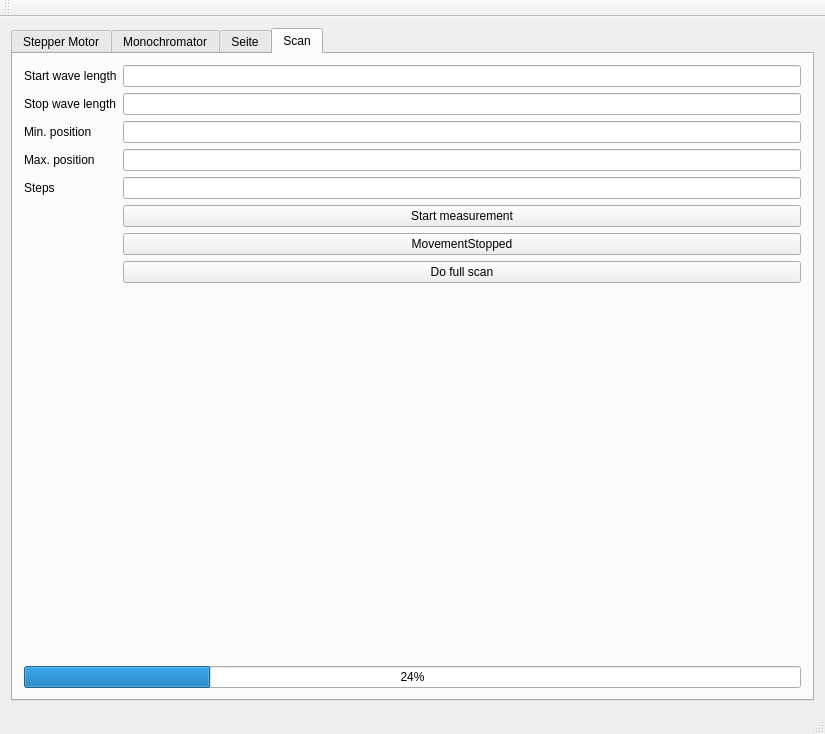
anates/DispersionSetup, file mainwindow.ui: the form before one commit.
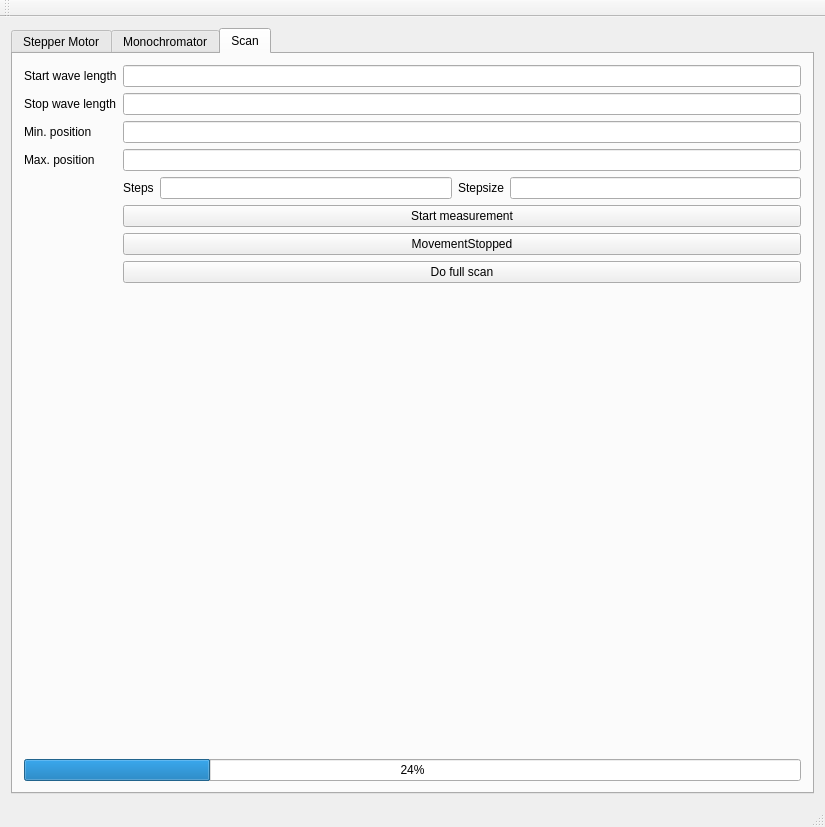
The form after the commit. Custom widgets are drawn as their Qt base class.

Commit message: Fix für Input-Probleme auf Stepper-Seite gelöst?

What changed in the file:
```diff
--- a/mainwindow.ui
+++ b/mainwindow.ui
@@ -7,7 +7,7 @@
     <x>0</x>
     <y>0</y>
     <width>825</width>
-    <height>734</height>
+    <height>827</height>
    </rect>
   </property>
   <property name="windowTitle">
@@ -18,7 +18,7 @@
     <item row="0" column="0">
      <widget class="QTabWidget" name="monoConnections">
       <property name="currentIndex">
-       <number>3</number>
+       <number>2</number>
       </property>
       <widget class="QWidget" name="tab">
        <attribute name="title">
@@ -160,11 +160,6 @@
         </item>
        </layout>
       </widget>
-      <widget class="QWidget" name="tab_3">
-       <attribute name="title">
-        <string>Seite</string>
-       </attribute>
-      </widget>
       <widget class="QWidget" name="Scan">
        <attribute name="title">
         <string>Scan</string>
@@ -198,6 +193,23 @@
           <item row="1" column="1">
            <widget class="QLineEdit" name="stopValue"/>
           </item>
+          <item row="2" column="0">
+           <widget class="QLabel" name="label_13">
+            <property name="text">
+             <string>Min. position</string>
+            </property>
+           </widget>
+          </item>
+          <item row="2" column="1">
+           <widget class="QLineEdit" name="minPos"/>
+          </item>
+          <item row="3" column="0">
+           <widget class="QLabel" name="label_14">
+            <property name="text">
+             <string>Max. position</string>
+            </property>
+           </widget>
+          </item>
           <item row="3" column="1">
            <widget class="QLineEdit" name="maxPos"/>
           </item>
@@ -229,32 +241,29 @@
             </property>
            </widget>
           </item>
-          <item row="2" column="1">
-           <widget class="QLineEdit" name="minPos"/>
-          </item>
-          <item row="2" column="0">
-           <widget class="QLabel" name="label_13">
-            <property name="text">
-             <string>Min. position</string>
-            </property>
-           </widget>
-          </item>
-          <item row="3" column="0">
-           <widget class="QLabel" name="label_14">
-            <property name="text">
-             <string>Max. position</string>
-            </property>
-           </widget>
-          </item>
-          <item row="4" column="0">
-           <widget class="QLabel" name="label_15">
-            <property name="text">
-             <string>Steps</string>
-            </property>
-           </widget>
-          </item>
           <item row="4" column="1">
-           <widget class="QLineEdit" name="num_steps"/>
+           <layout class="QHBoxLayout" name="horizontalLayout_3">
+            <item>
+             <widget class="QLabel" name="label_16">
+              <property name="text">
+               <string>Steps</string>
+              </property>
+             </widget>
+            </item>
+            <item>
+             <widget class="QLineEdit" name="num_steps"/>
+            </item>
+            <item>
+             <widget class="QLabel" name="label_15">
+              <property name="text">
+               <string>Stepsize</string>
+              </property>
+             </widget>
+            </item>
+            <item>
+             <widget class="QLineEdit" name="size_steps"/>
+            </item>
+           </layout>
           </item>
          </layout>
         </item>
```
The commit also changes 10 other files.
